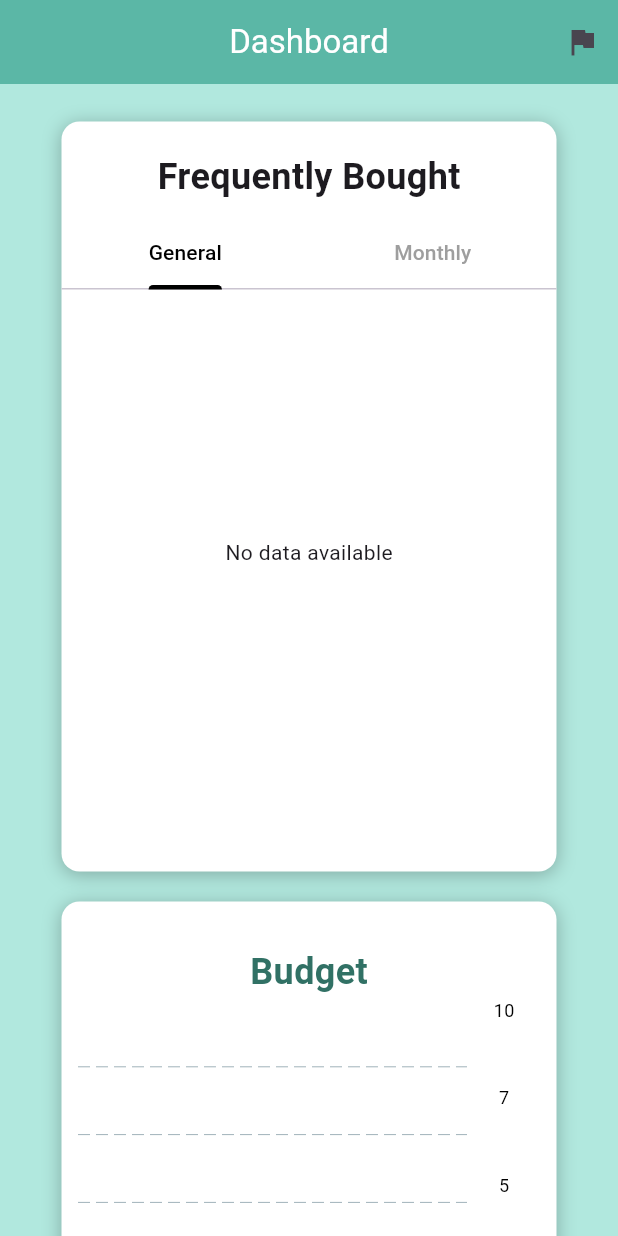
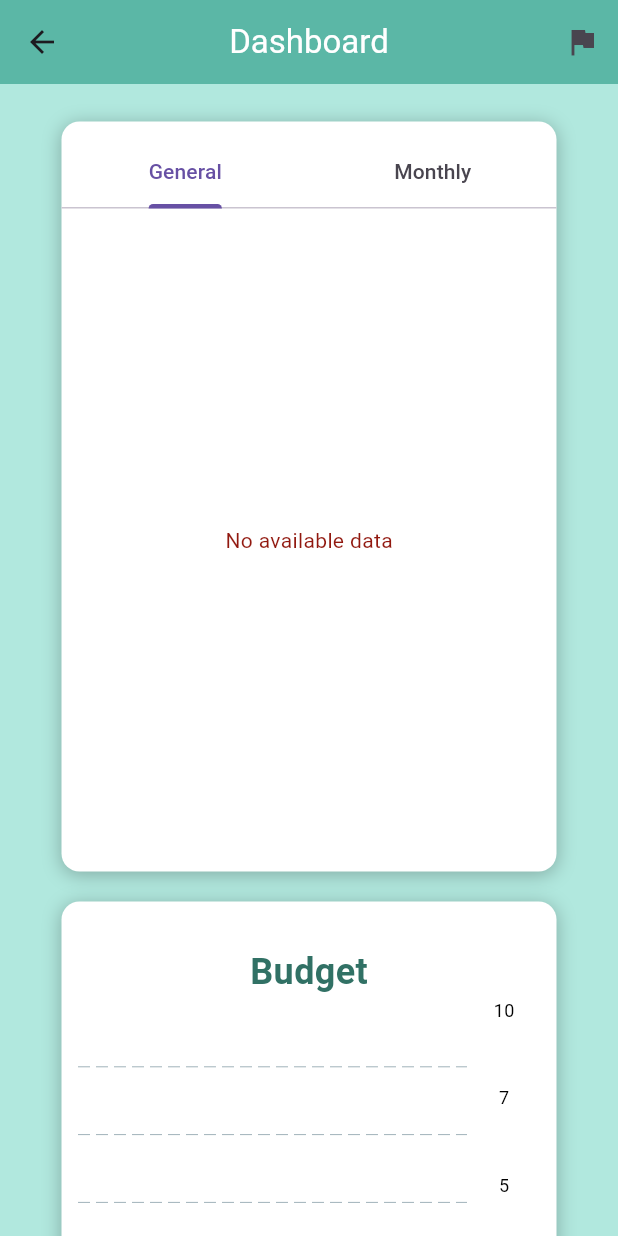
Before and after one commit to leviticuz/budgy, a Flutter app: the Dashboard screen opened directly with empty values, on a phone screen of 412 x 824 dp. Run offline on Flutter 3.47's test engine with Material 3 defaults, Android fonts, the phone set to English and light mode, and no system bars; drawn by our look-alikes of fl_chart; our stand-ins replace firebase_core, firebase_database, fluttertoast, lottie, shared_preferences, sqflite; accounts and stored records are empty.

Commit message:
updated bar chart frequently bought items

```diff
--- a/lib/dashboard.dart
+++ b/lib/dashboard.dart
@@ -6,7 +6,9 @@ import 'bar.dart';
 import 'report.dart';
 
 class Dashboard extends StatefulWidget {
-  Dashboard({Key? key, required Map<String, int> frequentlyBoughtItems}) : super(key: key);
+  final Map<String, int> frequentlyBoughtItems;
+
+  Dashboard({Key? key, required this.frequentlyBoughtItems}) : super(key: key);
 
   @override
   _DashboardState createState() => _DashboardState();
@@ -16,23 +18,21 @@ class _DashboardState extends State<Dashboard> with SingleTickerProviderStateMix
   Map<String, int> frequentlyBoughtItems = {};
   Map<String, int> monthlyFrequentlyBoughtItems = {};
   DateTime selectedDate = DateTime.now();
-  int touchedIndex = -1;
   late TabController _tabController;
+  String? selectedMonth;
 
   List<String> months = [
     'January', 'February', 'March', 'April', 'May', 'June',
     'July', 'August', 'September', 'October', 'November', 'December'
   ];
 
-  String? selectedMonth;
-
   @override
   void initState() {
     super.initState();
     selectedMonth = months[selectedDate.month - 1];
+    _tabController = TabController(length: 2, vsync: this);
     _loadFrequentlyBoughtItems();
     _loadMonthlyFrequentlyBoughtItems();
-    _tabController = TabController(length: 2, vsync: this);
   }
 
   @override
@@ -47,7 +47,6 @@ class _DashboardState extends State<Dashboard> with SingleTickerProviderStateMix
 
     if (storedData != null) {
       final List<dynamic> itemListData = jsonDecode(storedData);
-
       Map<String, int> updatedFrequentlyBoughtItems = {};
 
       for (var item in itemListData) {
@@ -55,7 +54,8 @@ class _DashboardState extends State<Dashboard> with SingleTickerProviderStateMix
         for (var product in items) {
           String itemName = product['name'];
           int quantity = product['quantity'];
-          updatedFrequentlyBoughtItems.update(itemName, (value) => value + quantity, ifAbsent: () => quantity);
+          updatedFrequentlyBoughtItems.update(
+              itemName, (value) => value + quantity, ifAbsent: () => quantity);
         }
       }
       setState(() {
@@ -64,19 +64,18 @@ class _DashboardState extends State<Dashboard> with SingleTickerProviderStateMix
     }
   }
 
-
   Future<void> _loadMonthlyFrequentlyBoughtItems() async {
     final prefs = await SharedPreferences.getInstance();
     final String? storedData = prefs.getString('itemList');
 
     if (storedData != null) {
       final List<dynamic> itemListData = jsonDecode(storedData);
+      List<Map<String, dynamic>> filteredItems = [];
 
-      List<Map<String, dynamic>> filteredItems = [];
       for (var item in itemListData) {
         String itemDate = item['date'];
         DateTime itemDateTime = DateTime.parse(itemDate);
-
+        if (selectedMonth == null) return;
         if (itemDateTime.year == selectedDate.year &&
             itemDateTime.month == (months.indexOf(selectedMonth!) + 1)) {
           filteredItems.add(item);
@@ -84,14 +83,13 @@ class _DashboardState extends State<Dashboard> with SingleTickerProviderStateMix
       }
 
       Map<String, int> updatedMonthlyItems = {};
-
       for (var item in filteredItems) {
         List<dynamic> items = item['items'];
         for (var product in items) {
           String itemName = product['name'];
           int quantity = product['quantity'];
-
-          updatedMonthlyItems.update(itemName, (value) => value + quantity, ifAbsent: () => quantity);
+          updatedMonthlyItems.update(
+              itemName, (value) => value + quantity, ifAbsent: () => quantity);
         }
       }
 
@@ -101,93 +99,88 @@ class _DashboardState extends State<Dashboard> with SingleTickerProviderStateMix
     }
   }
 
-  List<Widget> LegendItems(Map<String, int> dataMap) {
-    return dataMap.entries.map((entry) {
-      String itemName = entry.key.split(' ').take(3).join(' ') + '...';
+  List<BarChartGroupData> _generateBarData(Map<String, int> dataMap) {
+    final sortedEntries = dataMap.entries.toList()
+      ..sort((a, b) => b.value.compareTo(a.value));
+    final top10Entries = sortedEntries.take(10);
 
-      return Container(
-        width: MediaQuery.of(context).size.width / 3 - 24,
-        margin: EdgeInsets.symmetric(vertical: 2.0, horizontal: 4.0),
-        child: Row(
-          children: [
-            Container(
-              width: 10,
-              height: 10,
-              decoration: BoxDecoration(
-                shape: BoxShape.circle,
-                color: Colors.accents[dataMap.keys.toList().indexOf(entry.key) % Colors.accents.length],
-              ),
-            ),
-            SizedBox(width: 5),
-            Expanded(
-              child: Text(
-                itemName,
-                style: TextStyle(
-                  fontSize: 11,
-                  color: Colors.black,
-                ),
-                overflow: TextOverflow.ellipsis,
-              ),
-            ),
-          ],
-        ),
+    return top10Entries.map((entry) {
+      int index = top10Entries.toList().indexOf(entry);
+      return BarChartGroupData(
+        x: index,
+        barRods: [
+          BarChartRodData(
+            toY: entry.value.toDouble(),
+            width: 15,
+            borderRadius: BorderRadius.circular(4),
+          ),
+        ],
       );
     }).toList();
   }
 
+  Widget _buildBarChart(Map<String, int> dataMap) {
+    if (dataMap.isEmpty) {
+      return Center(child: Text("No available data", style: TextStyle(color: Color(0xFF91180F)),),);
+    }
+
+    return Padding(
+      padding: EdgeInsets.all(16.0),
+      child: BarChart(
+        BarChartData(
+          alignment: BarChartAlignment.spaceAround,
+          maxY: (dataMap.values.isNotEmpty ? dataMap.values.reduce((a, b) => a > b ? a : b) + 5 : 10).toDouble(),
+          barGroups: _generateBarData(dataMap),
+          titlesData: FlTitlesData(
+            leftTitles: AxisTitles(sideTitles: SideTitles(showTitles: false)),
+            topTitles: AxisTitles(sideTitles: SideTitles(showTitles: false)),
+            rightTitles: AxisTitles(sideTitles: SideTitles(showTitles: true, reservedSize: 40, interval: 5)),
+            bottomTitles: AxisTitles(
+              sideTitles: SideTitles(
+                showTitles: true,
+                getTitlesWidget: (double value, TitleMeta meta) {
+                  int index = value.toInt();
+                  if (index >= 0 && index < dataMap.keys.length) {
+                    String itemName = dataMap.keys.elementAt(index);
+                    List<String> words = itemName.split(' ');
+                    String displayName = words.take(3).join(' ');
+                    return RotatedBox(
+                      quarterTurns: 1,
+                      child: SizedBox(
+                        width: 60,
+                        child: Text(
+                          displayName,
+                          textAlign: TextAlign.center,
+                          overflow: TextOverflow.ellipsis,
+                        ),
+                      ),
+                    );
+                  }
+                  return Text('');
+                },
+                reservedSize: 80,
+              ),
+            ),
+          ),
+          borderData: FlBorderData(show: false),
+          gridData: FlGridData(show: true, drawVerticalLine: false),
+        ),
+      ),
+    );
+  }
+
   @override
   Widget build(BuildContext context) {
-    double totalQuantity = frequentlyBoughtItems.values.fold(0, (sum, value) => sum + value);
-    int totalMonthlyFrequency = monthlyFrequentlyBoughtItems.values.fold(0, (sum, value) => sum + value);
-
-    List<PieChartSectionData> allTimeSections = frequentlyBoughtItems.entries.map((entry) {
-      double percentage = (entry.value / totalQuantity) * 100;
-      final isTouched = frequentlyBoughtItems.keys.toList().indexOf(entry.key) == touchedIndex;
-      final fontSize = isTouched ? 16.0 : 12.0;
-      final radius = isTouched ? 110.0 : 100.0;
-      return PieChartSectionData(
-        color: Colors.accents[frequentlyBoughtItems.keys.toList().indexOf(entry.key) % Colors.accents.length],
-        value: entry.value.toDouble(),
-        title: '${percentage.toStringAsFixed(2)}%',
-        radius: radius,
-        titleStyle: TextStyle(
-          fontSize: fontSize,
-          fontWeight: FontWeight.bold,
-          color: const Color(0xffffffff),
-        ),
-      );
-    }).toList();
-
-    List<PieChartSectionData> monthlySections = monthlyFrequentlyBoughtItems.entries.map((entry) {
-      double percentage = (entry.value / totalMonthlyFrequency) * 100;
-      final isTouched = monthlyFrequentlyBoughtItems.keys.toList().indexOf(entry.key) == touchedIndex;
-      final fontSize = isTouched ? 16.0 : 12.0;
-      final radius = isTouched ? 110.0 : 100.0;
-      return PieChartSectionData(
-        color: Colors.accents[monthlyFrequentlyBoughtItems.keys.toList().indexOf(entry.key) % Colors.accents.length],
-        value: entry.value.toDouble(),
-        title: '${percentage.toStringAsFixed(2)}%',
-        radius: radius,
-        titleStyle: TextStyle(
-          fontSize: fontSize,
-          fontWeight: FontWeight.bold,
-          color: const Color(0xffffffff),
-        ),
-      );
-    }).toList();
-
     return Scaffold(
       backgroundColor: Color(0xFFB1E8DE),
       appBar: AppBar(
         backgroundColor: Color(0xFF5BB7A6),
-        automaticallyImplyLeading: false,
         title: Text("Dashboard", style: TextStyle(color: Colors.white)),
         centerTitle: true,
         actions: [
           IconButton(
             icon: Icon(Icons.flag),
             onPressed: () {
-              // Call the method to show the report popup
               FinancialReportGenerator().showFinancialReport(context);
             },
           ),
@@ -216,126 +209,36 @@ class _DashboardState extends State<Dashboard> with SingleTickerProviderStateMix
                     ],
                   ),
                   child: Column(
-                    mainAxisSize: MainAxisSize.min,
                     children: [
-                      SizedBox(height: 20),
-                      Text(
-                        'Frequently Bought',
-                        style: TextStyle(fontSize: 24, fontWeight: FontWeight.bold),
-                      ),
                       SizedBox(height: 10),
                       TabBar(
                         controller: _tabController,
-                        labelColor: Colors.black,
-                        unselectedLabelColor: Colors.grey,
-                        indicatorColor: Colors.black,
                         tabs: [
-                          Tab(text: 'General'),
-                          Tab(text: 'Monthly'),
+                          Tab(text: "General"),
+                          Tab(text: "Monthly"),
                         ],
                       ),
-                      SizedBox(
-                        height: 350,
+                      Expanded(
                         child: TabBarView(
                           controller: _tabController,
                           children: [
-                            frequentlyBoughtItems.isEmpty
-                                ? Center(child: Text('No data available'))
-                                : Column(
-                              children: [
-                                Expanded(
-                                  child: AspectRatio(
-                                    aspectRatio: 1.3,
-                                    child: PieChart(
-                                      PieChartData(
-                                        pieTouchData: PieTouchData(
-                                          touchCallback: (FlTouchEvent event, pieTouchResponse) {
-                                            setState(() {
-                                              if (!event.isInterestedForInteractions ||
-                                                  pieTouchResponse == null ||
-                                                  pieTouchResponse.touchedSection == null) {
-                                                touchedIndex = -1;
-                                                return;
-                                              }
-                                              touchedIndex = pieTouchResponse.touchedSection!.touchedSectionIndex;
-                                            });
-                                          },
-                                        ),
-                                        borderData: FlBorderData(show: false),
-                                        sectionsSpace: 0,
-                                        centerSpaceRadius: 0,
-                                        sections: allTimeSections,
-                                      ),
-                                    ),
-                                  ),
-                                ),
-                                Padding(
-                                  padding: const EdgeInsets.symmetric(horizontal: 10.0),
-                                  child: Wrap(
-                                    spacing: 8.0,
-                                    runSpacing: 4.0,
-                                    children: LegendItems(frequentlyBoughtItems).take(8).toList(),
-                                  ),
-                                ),
-                              ],
-                            ),
+                            _buildBarChart(frequentlyBoughtItems),
                             Column(
                               children: [
-                                // Dropdown remains visible even if no data
                                 DropdownButton<String>(
                                   value: selectedMonth,
-                                  onChanged: (newValue) {
+                                  onChanged: (String? newValue) {
                                     setState(() {
                                       selectedMonth = newValue;
-                                      _loadMonthlyFrequentlyBoughtItems(); // Reload data based on selected month
+                                      _loadMonthlyFrequentlyBoughtItems();
                                     });
                                   },
-                                  items: months.map((month) {
+                                  items: months.map((String month) {
                                     return DropdownMenuItem<String>(
-                                      value: month,
-                                      child: Text(month),
-                                    );
+                                        value: month, child: Text(month));
                                   }).toList(),
                                 ),
-                                monthlyFrequentlyBoughtItems.isEmpty
-                                    ? Padding(
-                                  padding: const EdgeInsets.all(30.0),
-                                  child: Text('No data available for this month', style: TextStyle(fontSize: 16, color: Colors.red)),
-                                )
-                                    : Expanded(
-                                  child: AspectRatio(
-                                    aspectRatio: 1.3,
-                                    child: PieChart(
-                                      PieChartData(
-                                        pieTouchData: PieTouchData(
-                                          touchCallback: (FlTouchEvent event, pieTouchResponse) {
-                                            setState(() {
-                                              if (!event.isInterestedForInteractions ||
-                                                  pieTouchResponse == null ||
-                                                  pieTouchResponse.touchedSection == null) {
-                                                touchedIndex = -1;
-                                                return;
-                                              }
-                                              touchedIndex = pieTouchResponse.touchedSection!.touchedSectionIndex;
-                                            });
-                                          },
-                                        ),
-                                        borderData: FlBorderData(show: false),
-                                        sectionsSpace: 0,
-                                        centerSpaceRadius: 0,
-                                        sections: monthlySections,
-                                      ),
-                                    ),
-                                  ),
-                                ),
-                                Padding(
-                                  padding: const EdgeInsets.symmetric(horizontal: 16.0),
-                                  child: Wrap(
-                                    spacing: 8.0,  // Horizontal gap between items
-                                    runSpacing: 4.0,  // Vertical gap between rows
-                                    children: LegendItems(monthlyFrequentlyBoughtItems).take(8).toList(),
-                                  ),
-                                ),
+                                Expanded(child: _buildBarChart(monthlyFrequentlyBoughtItems)),
                               ],
                             ),
                           ],
```
